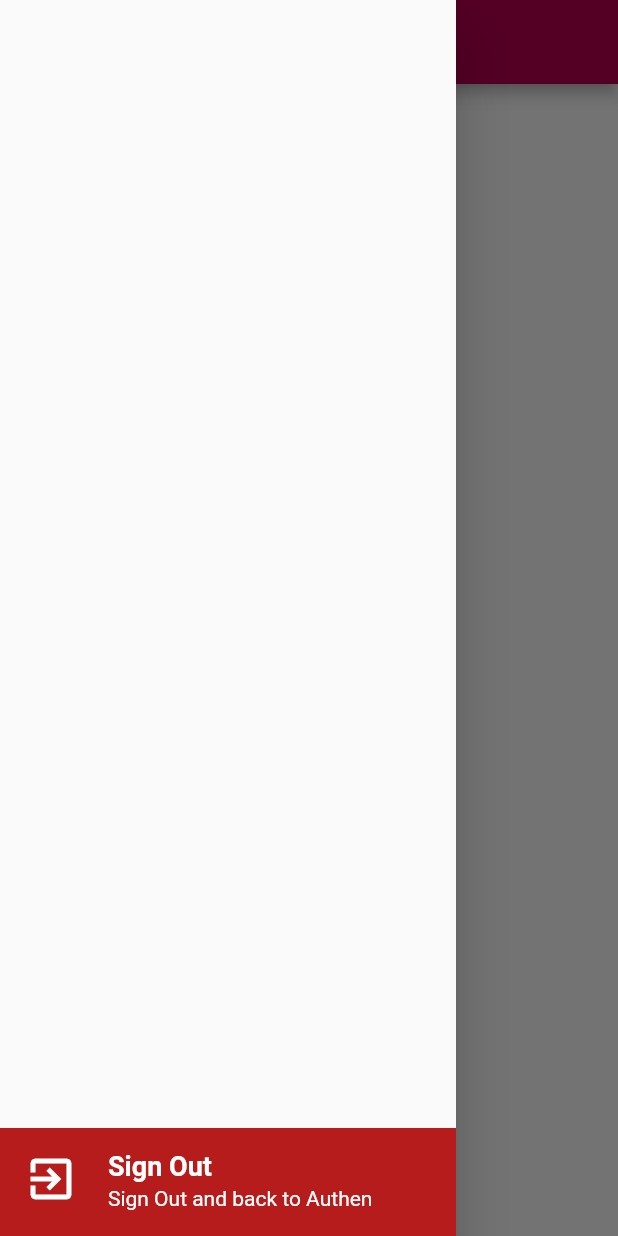
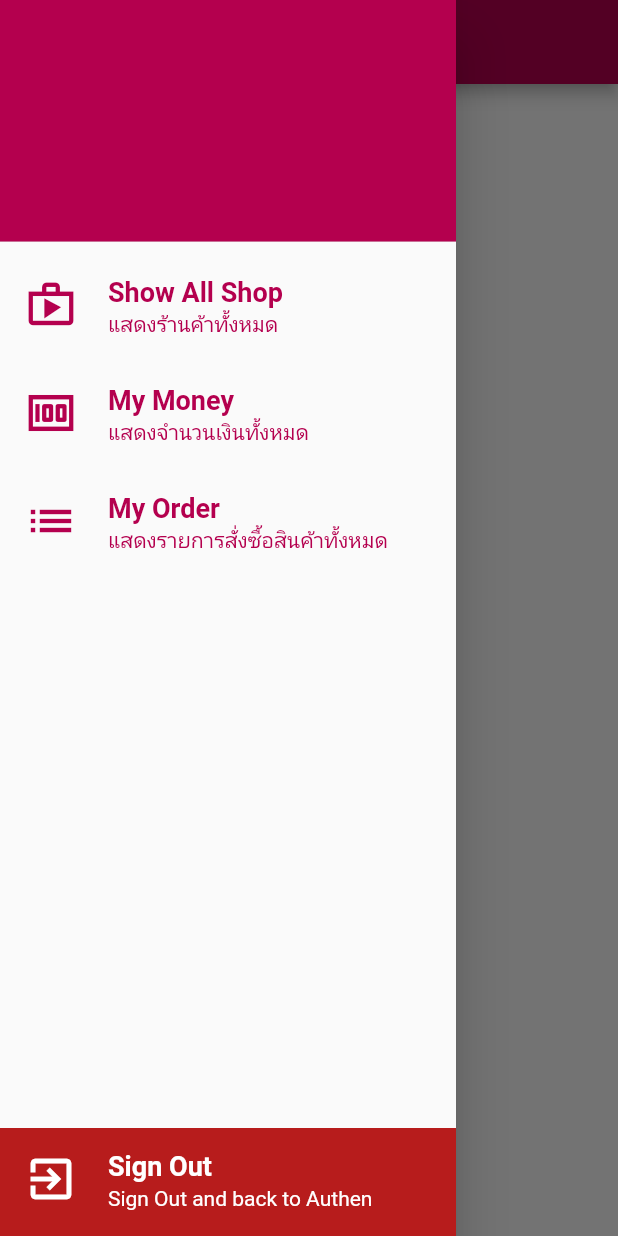
Before and after one commit to Wintech-thekop/PichiiMall, a Flutter app: the BuyerService screen opened by its route, with the side drawer open, on a phone screen of 412 x 824 dp. Run offline on Flutter 3.47's test engine with Material 2 defaults, Android fonts, the phone set to English and light mode, and no system bars; our stand-ins replace cached_network_image, dio, geolocator, google_maps_flutter, image_picker, shared_preferences; accounts and stored records are empty.

Commit message:
EP70.1 การทำ Navigator ระหว่าง body บน Drawer

```diff
--- /dev/null
+++ b/lib/bodys/show_all_shop_buyer.dart
@@ -0,0 +1,19 @@
+// ignore_for_file: prefer_const_constructors
+
+import 'package:flutter/material.dart';
+
+class ShowAllShopBuyer extends StatefulWidget {
+  const ShowAllShopBuyer({ Key? key }) : super(key: key);
+
+  @override
+  _ShowAllShopBuyerState createState() => _ShowAllShopBuyerState();
+}
+
+class _ShowAllShopBuyerState extends State<ShowAllShopBuyer> {
+  @override
+  Widget build(BuildContext context) {
+    return Scaffold(
+      body: Text('ShowAllShopBuyer'),
+    );
+  }
+}
--- a/lib/state/buyer_service.dart
+++ b/lib/state/buyer_service.dart
@@ -1,6 +1,9 @@
 // ignore_for_file: prefer_const_constructors, unused_import
 
 import 'package:flutter/material.dart';
+import 'package:pichiimall/bodys/my_money_buyer.dart';
+import 'package:pichiimall/bodys/my_order_buyer.dart';
+import 'package:pichiimall/bodys/show_all_shop_buyer.dart';
 import 'package:pichiimall/utility/my_constant.dart';
 import 'package:pichiimall/widgets/show_signout.dart';
 import 'package:pichiimall/widgets/show_title.dart';
@@ -14,16 +17,98 @@ class BuyerService extends StatefulWidget {
 }
 
 class _BuyerServiceState extends State<BuyerService> {
+  List<Widget> widgets = [
+    ShowAllShopBuyer(),
+    MyMoneyBuyer(),
+    MyOrderBuyer(),
+  ];
+  int indexWidgets = 0;
+
   @override
   Widget build(BuildContext context) {
     return Scaffold(
       appBar: AppBar(
         title: Text('Buyer'),
-
       ),
       drawer: Drawer(
-        child: ShowSignOut(),
+        child: Stack(
+          // ignore: prefer_const_literals_to_create_immutables
+          children: [
+            Column(
+              children: [
+                buildHeader(),
+                menuShowAllShop(),
+                menuMyMoney(),
+                menuMyOrder(),
+              ],
+            ),
+            ShowSignOut(),
+          ],
+        ),
       ),
+      body: widgets[indexWidgets],
     );
   }
+
+  ListTile menuShowAllShop() {
+    return ListTile(
+      leading: Icon(
+        Icons.shop_outlined,
+        size: 36,
+        color: MyConstant.dark,
+      ),
+      title:
+          ShowTitle(title: 'Show All Shop', textStyle: MyConstant().h2Style()),
+      subtitle: ShowTitle(
+          title: 'แสดงร้านค้าทั้งหมด', textStyle: MyConstant().h3Style()),
+      onTap: () {
+        setState(() {
+          indexWidgets = 0;
+          Navigator.pop(context);
+        });
+      },
+    );
+  }
+
+  ListTile menuMyMoney() {
+    return ListTile(
+      leading: Icon(
+        Icons.money,
+        size: 36,
+        color: MyConstant.dark,
+      ),
+      title: ShowTitle(title: 'My Money', textStyle: MyConstant().h2Style()),
+      subtitle: ShowTitle(
+          title: 'แสดงจำนวนเงินทั้งหมด', textStyle: MyConstant().h3Style()),
+      onTap: () {
+        setState(() {
+          indexWidgets = 1;
+          Navigator.pop(context);
+        });
+      },
+    );
+  }
+
+  ListTile menuMyOrder() {
+    return ListTile(
+      leading: Icon(
+        Icons.list,
+        size: 36,
+        color: MyConstant.dark,
+      ),
+      title: ShowTitle(title: 'My Order', textStyle: MyConstant().h2Style()),
+      subtitle: ShowTitle(
+          title: 'แสดงรายการสั่งซื้อสินค้าทั้งหมด',
+          textStyle: MyConstant().h3Style()),
+      onTap: () {
+        setState(() {
+          indexWidgets = 2;
+          Navigator.pop(context);
+        });
+      },
+    );
+  }
+
+  UserAccountsDrawerHeader buildHeader() =>
+      UserAccountsDrawerHeader(accountName: null, accountEmail: null);
 }
--- a/lib/utility/my_constant.dart
+++ b/lib/utility/my_constant.dart
@@ -7,7 +7,7 @@ class MyConstant {
 
   static String appName = "Phichii Mall";
   static String domain =
-      "https://ea9c-2001-fb1-156-275d-5fa-5e61-e16e-933c.ngrok.io";
+      "https://5a83-2001-fb1-155-6255-11fb-192d-1b4f-405e.ngrok.io";
 
   //Routes
   static String routeAuthen = "/authen";
```
Also changed, not shown: lib/bodys/my_money_buyer.dart (added, +19 -0 lines), lib/bodys/my_order_buyer.dart (added, +19 -0 lines).
